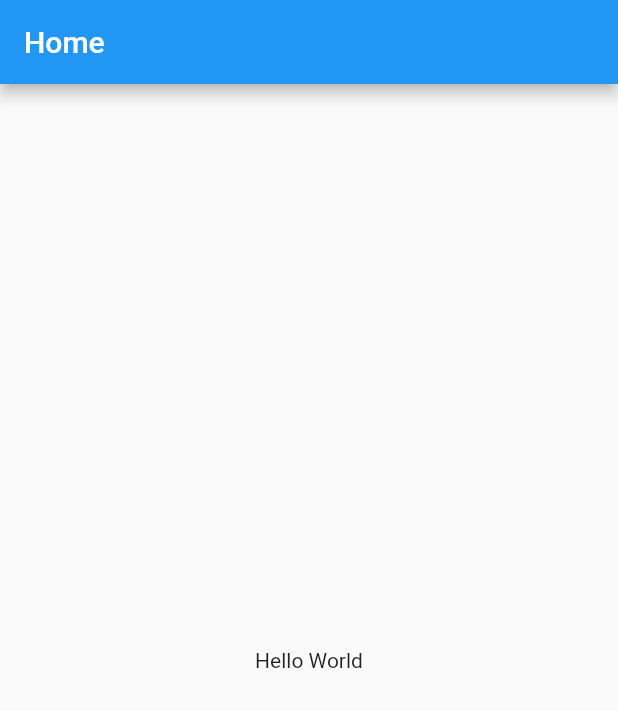
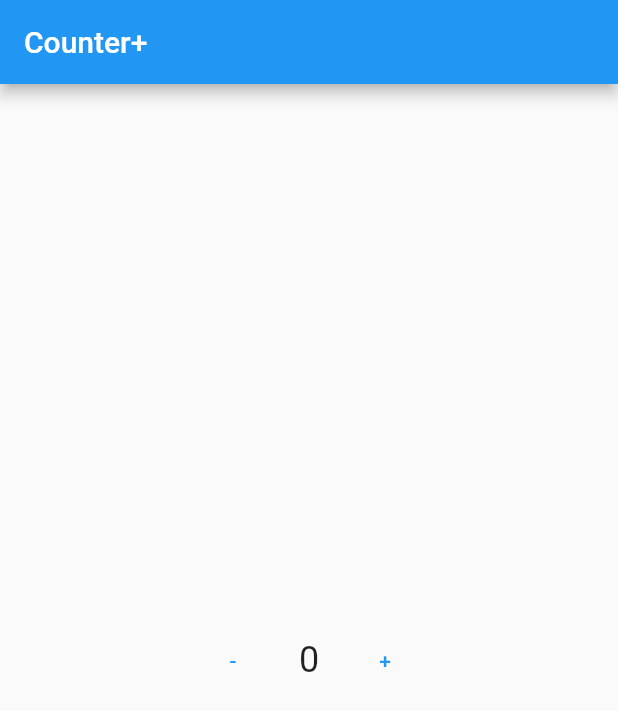
Before and after one commit to ojpro/flutter_learning_app, a Flutter app: the screen it shows after launch, on a phone screen of 412 x 824 dp. Shown: the top 711 px of the screen. Run offline on Flutter 3.47's test engine with Material 2 defaults, Android fonts, the phone set to English and light mode, and no system bars.

Commit message:
Created the UI

```diff
--- /dev/null
+++ b/lib/counter.dart
@@ -0,0 +1,37 @@
+import 'package:flutter/material.dart';
+import 'package:flutter/widgets.dart';
+
+class CounterScreen extends StatelessWidget {
+  int counter = 0;
+
+  @override
+  Widget build(BuildContext context) {
+    return Scaffold(
+      appBar: AppBar(
+        title: const Text("Counter+"),
+      ),
+      body: Center(
+        child: Row(
+          mainAxisAlignment: MainAxisAlignment.center,
+          children: [
+            TextButton(
+              onPressed: () => {},
+              child: const Text("-"),
+            ),
+            Padding(
+              padding: const EdgeInsets.all(12.0),
+              child: Text(
+                "$counter",
+                style: const TextStyle(fontSize: 24),
+              ),
+            ),
+            TextButton(
+              onPressed: () => {},
+              child: const Text("+"),
+            ),
+          ],
+        ),
+      ),
+    );
+  }
+}
--- a/lib/main.dart
+++ b/lib/main.dart
@@ -1,4 +1,5 @@
 import 'package:flutter/material.dart';
+import 'package:flutter_learning_app/counter.dart';
 
 void main() {
   runApp(MyApp());
@@ -7,28 +8,6 @@ void main() {
 class MyApp extends StatelessWidget {
   @override
   Widget build(BuildContext context) {
-    return MaterialApp(
-      home: Scaffold(
-        appBar: AppBar(
-          title: const Text(
-            "Home",
-          ),
-        ),
-        body: SafeArea(
-          child: SizedBox(
-            width: double.infinity,
-            child: Column(
-              crossAxisAlignment: CrossAxisAlignment.center,
-              mainAxisAlignment: MainAxisAlignment.center,
-              children: const [
-                Text(
-                  "Hello World",
-                ),
-              ],
-            ),
-          ),
-        ),
-      ),
-    );
+    return MaterialApp(home: CounterScreen());
   }
 }
```
